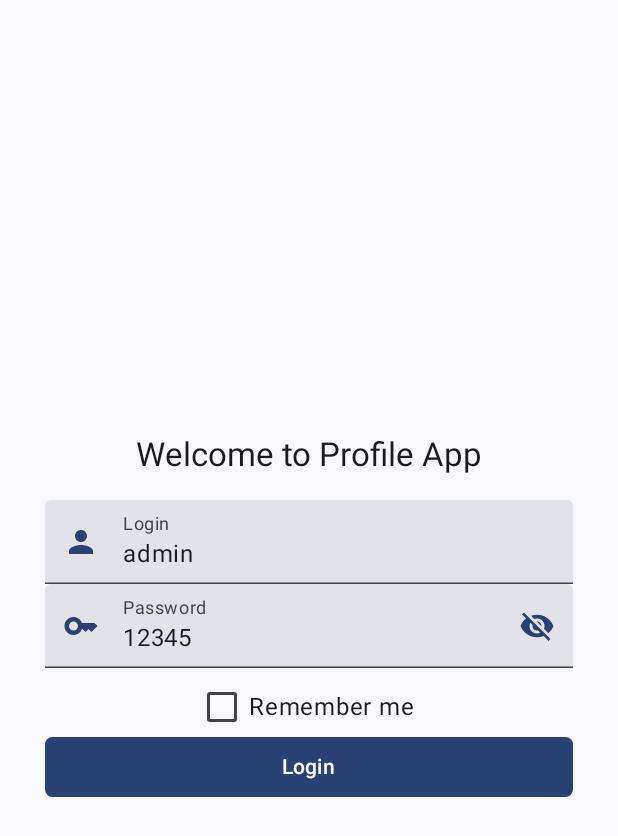
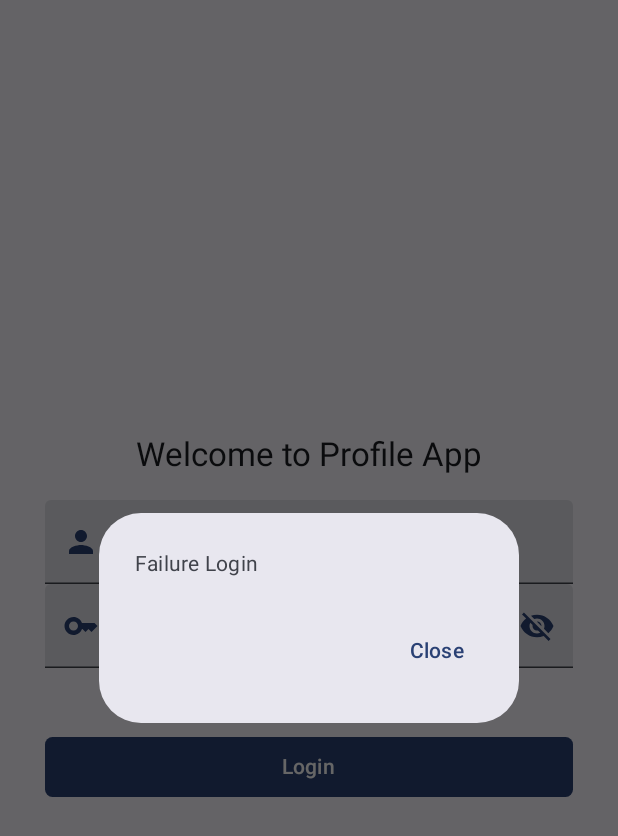
Before and after one commit to anhkhoi1511619/JetPackComposeStudy, an Android app built with Jetpack Compose: the screen it shows after launch (MainActivity), after a tap on "Login", on a phone screen of 412 x 824 dp. Shown: the top 836 px of the screen. Run offline under Robolectric (Android 15) with nearby library versions, the phone set to English and light mode, and no system bars; our stand-ins replace Room's generated code; network calls fail.

Commit message:
Add Login Popup

```diff
--- a/app/src/main/java/com/example/jetpackcomposeexample/model/login/Credentials.kt
+++ b/app/src/main/java/com/example/jetpackcomposeexample/model/login/Credentials.kt
@@ -3,7 +3,8 @@ package com.example.jetpackcomposeexample.model.login
 data class Credentials(
     var login: String,
     var password: String,
-    var remember: Boolean = false
+    var remember: Boolean = false,
+    var isSuccessLogin: Boolean = true
 ) {
     fun isNotEmpty(): Boolean {
         return login.isEmpty() && password.isEmpty()
--- a/app/src/main/java/com/example/jetpackcomposeexample/utils/UrlConstants.java
+++ b/app/src/main/java/com/example/jetpackcomposeexample/utils/UrlConstants.java
@@ -6,10 +6,10 @@ public class UrlConstants {
     public static String UPLOAD_API_URL = getUploadUrl();
     public static String LOGIN_API_URL = loginUrl();
 
-    public static final String DETAIL_PROFILE_API_URL_LOCAL_HOST = "http://192.168.192.42:5173/profile/detail";
+    public static final String DETAIL_PROFILE_API_URL_LOCAL_HOST = "http://192.168.123.42:5173/profile/detail";
     public static final String UPLOAD_LOG_API_URL_HTTP = "http://192.168.254.249:3000/uploadLog";
     public static final String UPLOAD_LOG_API_URL_HTTPS = "https://192.168.0.42:4000/uploadLog";
-    public static final String LOGIN_API_URL_HTTP = "http://192.168.192.42:5173/login";
+    public static final String LOGIN_API_URL_HTTP = "http://192.168.123.42:5173/login";
     public static final String LOGIN_API_URL_HTTPS = "https://192.168.125.42:4000/login";
     public static final String POST_CONTENT_API_URL_HTTPS = "https://192.168.0.42:4000/postContent";
 
--- a/app/src/main/java/com/example/jetpackcomposeexample/view/login/LoginForm.kt
+++ b/app/src/main/java/com/example/jetpackcomposeexample/view/login/LoginForm.kt
@@ -10,25 +10,33 @@ import androidx.compose.foundation.layout.height
 import androidx.compose.foundation.layout.padding
 import androidx.compose.foundation.layout.size
 import androidx.compose.foundation.shape.RoundedCornerShape
+import androidx.compose.material3.AlertDialog
 import androidx.compose.material3.Button
 import androidx.compose.material3.MaterialTheme
 import androidx.compose.material3.Text
+import androidx.compose.material3.TextButton
 import androidx.compose.runtime.Composable
 import androidx.compose.runtime.collectAsState
 import androidx.compose.runtime.getValue
+import androidx.compose.runtime.mutableStateOf
+import androidx.compose.runtime.saveable.rememberSaveable
+import androidx.compose.runtime.setValue
 import androidx.compose.ui.Alignment
 import androidx.compose.ui.Modifier
 import androidx.compose.ui.modifier.modifierLocalConsumer
+import androidx.compose.ui.res.stringResource
 import androidx.compose.ui.tooling.preview.Preview
 import androidx.compose.ui.unit.TextUnit
 import androidx.compose.ui.unit.dp
 import androidx.lifecycle.viewmodel.compose.viewModel
+import com.example.jetpackcomposeexample.R
 import com.example.jetpackcomposeexample.view.theme.JetpackComposeExampleTheme
 import com.example.jetpackcomposeexample.view.viewmodel.UIViewModel
 
 @Composable
 fun LoginForm(uiViewModel: UIViewModel){
     val postUiState by uiViewModel.uiState.collectAsState()
+    if (!postUiState.credentials.isSuccessLogin) { FailureLoginPopup {uiViewModel.updateLogin(true)} }
     Column (
         verticalArrangement = Arrangement.Center,
         horizontalAlignment = Alignment.CenterHorizontally,
@@ -67,6 +75,19 @@ fun LoginForm(uiViewModel: UIViewModel){
         }
     }
 }
+@Composable
+fun FailureLoginPopup(onDismiss: ()->Unit) {
+    AlertDialog(onDismissRequest = onDismiss,
+        text = {
+            Text(text = stringResource(id = R.string.failure_login_popup),
+                style = MaterialTheme.typography.bodyMedium)
+        },
+        confirmButton = {
+            TextButton(onClick = onDismiss) {
+                Text(text = stringResource(id = R.string.close))
+            }
+        })
+}
 
 @Preview(device = "spec:width=1280dp,height=800dp,dpi=240", showSystemUi = true,
     showBackground = true
--- a/app/src/main/java/com/example/jetpackcomposeexample/view/viewmodel/UIViewModel.kt
+++ b/app/src/main/java/com/example/jetpackcomposeexample/view/viewmodel/UIViewModel.kt
@@ -96,7 +96,10 @@ class UIViewModel: ViewModel() {
     fun login() {
         if(!SocketControllerManager.getInstance().isMainController) return
         AwsConnectHelper.getInstance().login(LOGIN_API_URL, {result ->
+            TLog.d(TAG,"Result: " + result)
             if (result) moveToHome()
+            updateLogin(result)
+            TLog.d(TAG,"Success is ${_uiState.value.credentials.isSuccessLogin}")
             TLog.d(TAG,"Screen ID is ${_uiState.value.screenID}")
         },_uiState.value.credentials)
     }
@@ -129,7 +132,20 @@ class UIViewModel: ViewModel() {
                     remember = !currentState.credentials.remember
                 )
             )
-        }    }
+        }
+    }
+    fun updateLogin(result: Boolean) {
+        _uiState.update { currentState ->
+            currentState.copy(
+                credentials = Credentials(
+                    login = currentState.credentials.login,
+                    password = currentState.credentials.password,
+                    remember = currentState.credentials.remember,
+                    isSuccessLogin = result
+                )
+            )
+        }
+    }
     fun moveToHome() {
         _uiState.update { currentState ->
             currentState.copy(screenID = ScreenID.HOME)
--- a/app/src/main/res/values/strings.xml
+++ b/app/src/main/res/values/strings.xml
@@ -61,4 +61,7 @@
     <string name="cd_navigate_home">Navigate to the home screen</string>
     <string name="cd_navigate_interests">Navigate to the interests screen</string>
 
+    <string name="failure_login_popup">Failure Login</string>
+
+
 </resources>
```
